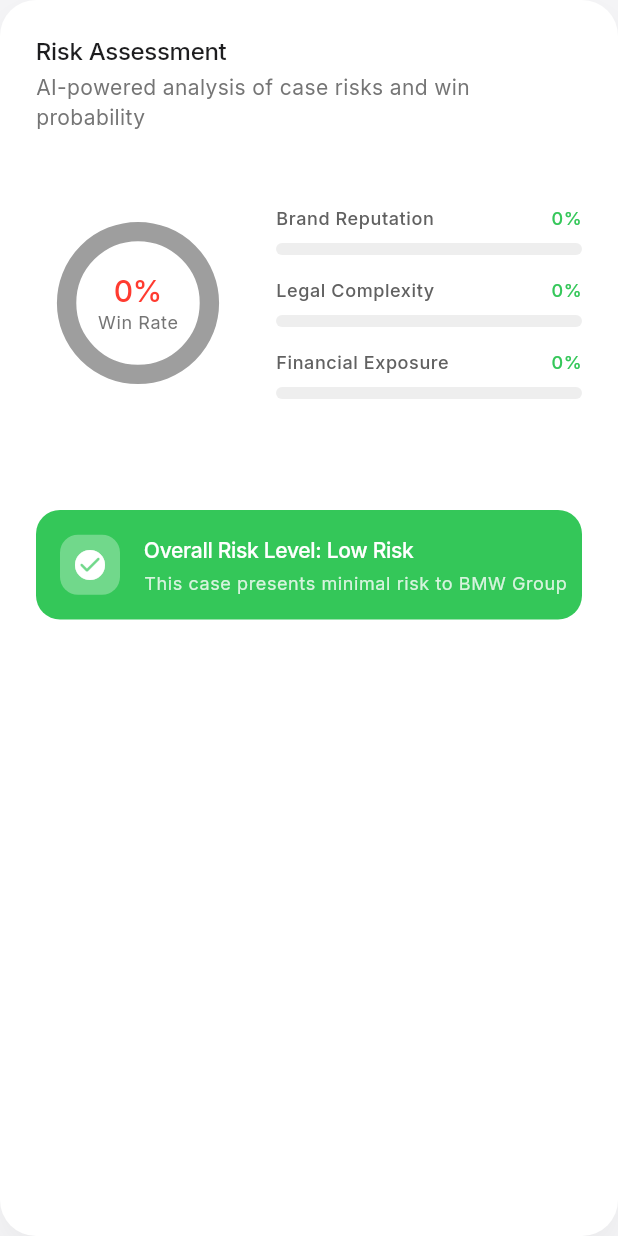
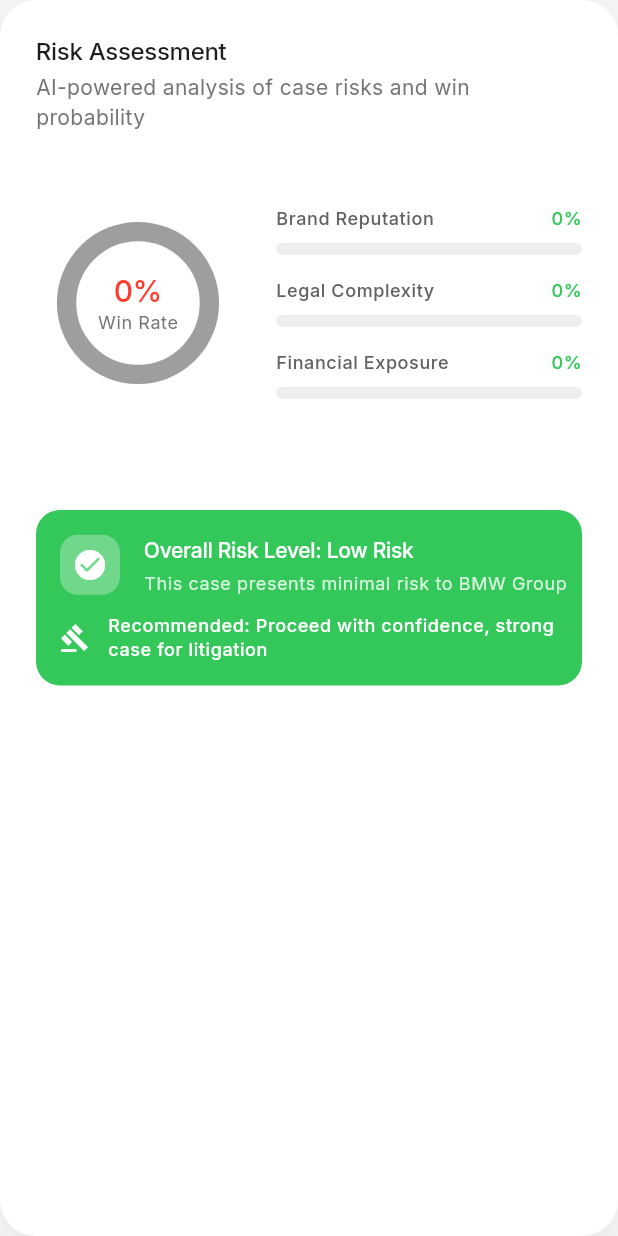
Before and after one commit to gaianardella/bmw_legal_assistant, a Flutter app: the RiskAssessmentCard widget shown alone on an empty page, opened directly with empty values, on a phone screen of 412 x 824 dp. Run offline on Flutter 3.47's test engine with Material 3 defaults, Android fonts, the phone set to English and light mode, and no system bars; our stand-ins replace dio, file_picker, flutter_dotenv, flutter_riverpod, google_fonts, syncfusion_flutter_charts; missing offline and left inert: claude_dart_flutter.

Commit message:
Fix litigation_suggestion

```diff
--- a/lib/core/api/ai_service.dart
+++ b/lib/core/api/ai_service.dart
@@ -63,8 +63,19 @@ Future<CaseModel> analyzeCaseDocument(File document) async {
 - type: one of these values: vehicle_malfunction, warranty, product_liability, intellectual_property, employment, consumer_rights, environmental_claims, data_privacy, financial_dispute, other
 - filing_date: exact filing date of the document (in ISO 8601 format)
 - risk_assessment: object with these fields: overall_risk_score, brand_reputation_risk, legal_complexity_risk, financial_exposure_risk, win_probability_score (all integers 0-100)
+- litigation_recommendation: strategic advice on whether to:
+  * "settle": recommend settling the case out of court
+  * "litigate": recommend proceeding to trial
+  * "further_investigation": recommend gathering more evidence before deciding
 - recommended_strategies: array of string strategies
 - similar_cases: array of objects, each with: id, title, description, type, filing_date, outcome, similarity_score
+
+Provide reasoning for the litigation recommendation based on:
+- Overall risk score
+- Potential financial impact
+- Brand reputation considerations
+- Probability of winning
+- Complexity of legal issues
 
 Provide only valid JSON in your response with no additional text or explanations.'''
               }
@@ -151,6 +162,7 @@ Provide only valid JSON in your response with no additional text or explanations
             financialExposureRisk: formattedData['risk_assessment']['financial_exposure_risk'],
             winProbabilityScore: formattedData['risk_assessment']['win_probability_score'],
           ),
+          litigationRecommendation: claudeData['litigation_recommendation'] ?? 'further_investigation',
           recommendedStrategies: List<String>.from(formattedData['recommended_strategies']),
           similarCases: (formattedData['similar_cases'] as List).map((caseData) =>
             SimilarCase(
@@ -414,6 +426,8 @@ int? _getIntValue(Map<String, dynamic> json, String key) {
         'Cite BMW vs. Müller (2024) precedent',
         'Emphasize warranty limitations for improper use'
       ],
+      litigationRecommendation: "Settle",
+
       similarCases: [
         SimilarCase(
           id: 'BMW-L-2023-0721',
--- a/lib/core/models/case_model.dart
+++ b/lib/core/models/case_model.dart
@@ -6,6 +6,7 @@ class CaseModel {
   final CaseType type;
   final DateTime filingDate;
   final RiskAssessment riskAssessment;
+  final String litigationRecommendation;
   final List<String> recommendedStrategies;
   final List<SimilarCase> similarCases;
 
@@ -17,6 +18,7 @@ class CaseModel {
     required this.type,
     required this.filingDate,
     required this.riskAssessment,
+    required this.litigationRecommendation,
     required this.recommendedStrategies,
     required this.similarCases,
 
@@ -30,6 +32,7 @@ class CaseModel {
       type: CaseTypeExtension.fromString(json['type'] as String),
       filingDate: DateTime.parse(json['filing_date'] as String),
       riskAssessment: RiskAssessment.fromJson(json['risk_assessment'] as Map<String, dynamic>),
+      litigationRecommendation: json['litigation_recommendation'],
       recommendedStrategies: (json['recommended_strategies'] as List<dynamic>)
           .map((e) => e as String)
           .toList(),
@@ -49,6 +52,7 @@ class CaseModel {
       'type': type.toShortString(),
       'filing_date': filingDate.toIso8601String(),
       'risk_assessment': riskAssessment.toJson(),
+      'litigation_recommendation': litigationRecommendation,
       'recommended_strategies': recommendedStrategies,
       'similar_cases': similarCases.map((e) => e.toJson()).toList(),
     };
--- a/lib/features/case_analysis/widgets/risk_assessment_card.dart
+++ b/lib/features/case_analysis/widgets/risk_assessment_card.dart
@@ -105,7 +105,9 @@ class RiskAssessmentCard extends StatelessWidget {
                 color: _getOverallRiskBackgroundColor(riskAssessment.overallRiskLevel),
                 borderRadius: BorderRadius.circular(16),
               ),
-              child: Row(
+              child: Column(
+                children: [
+                  Row(
                     children: [
                       Container(
                         padding: const EdgeInsets.all(8),
@@ -139,6 +141,11 @@ class RiskAssessmentCard extends StatelessWidget {
                           ),
                         ],
                       ),
+                    ],
+                  ),
+                  const SizedBox(height: 12),
+                  // Nuova sezione per la raccomandazione
+                  _buildLitigationRecommendation(context),
                 ],
               ),
             ),
@@ -238,6 +245,31 @@ class RiskAssessmentCard extends StatelessWidget {
     );
   }
 
+  // Nuova sezione per la raccomandazione di contenzioso
+  Widget _buildLitigationRecommendation(BuildContext context) {
+    return Row(
+      children: [
+        Icon(
+          _getLitigationRecommendationIcon(),
+          color: Colors.white,
+          size: 20,
+        ),
+        const SizedBox(width: 12),
+        Expanded(
+          child: Text(
+            _getLitigationRecommendationText(),
+            style: Theme.of(context).textTheme.bodySmall?.copyWith(
+              color: Colors.white,
+              fontWeight: FontWeight.w500,
+            ),
+            maxLines: 2,
+            overflow: TextOverflow.ellipsis,
+          ),
+        ),
+      ],
+    );
+  }
+
   Color _getRiskColor(RiskLevel level) {
     switch (level) {
       case RiskLevel.low:
@@ -282,6 +314,28 @@ class RiskAssessmentCard extends StatelessWidget {
     }
   }
 
+  IconData _getLitigationRecommendationIcon() {
+    switch (riskAssessment.overallRiskLevel) {
+      case RiskLevel.low:
+        return Icons.gavel_outlined; // Procedi
+      case RiskLevel.medium:
+        return Icons.balance_rounded; // Considera negoziazione
+      case RiskLevel.high:
+        return Icons.exit_to_app_rounded; // Suggerimento di transazione
+    }
+  }
+
+  String _getLitigationRecommendationText() {
+    switch (riskAssessment.overallRiskLevel) {
+      case RiskLevel.low:
+        return 'Recommended: Proceed with confidence, strong case for litigation';
+      case RiskLevel.medium:
+        return 'Recommended: Consider settlement or further negotiation';
+      case RiskLevel.high:
+        return 'Recommended: Prioritize settlement to minimize potential risks';
+    }
+  }
+
   String _getOverallRiskDescription(RiskLevel level) {
     switch (level) {
       case RiskLevel.low:
--- a/lib/features/document_review/screens/document_review_screen.dart
+++ b/lib/features/document_review/screens/document_review_screen.dart
@@ -25,7 +25,7 @@ class DocumentReviewScreen extends ConsumerWidget {
                 children: [
                   Text(
                     'Document Review',
-                    style: Theme.of(context).textTheme.headlineMedium?.copyWith(
+                    style: Theme.of(context).textTheme.titleLarge?.copyWith(
                       color: Colors.black,
                       fontWeight: FontWeight.w400,
                     ),
```
Also changed, not shown: lib/features/case_analysis/widgets/similar_cases_card.dart (+17 -17 lines). Lines whose indentation alone changed are shown as unchanged.
